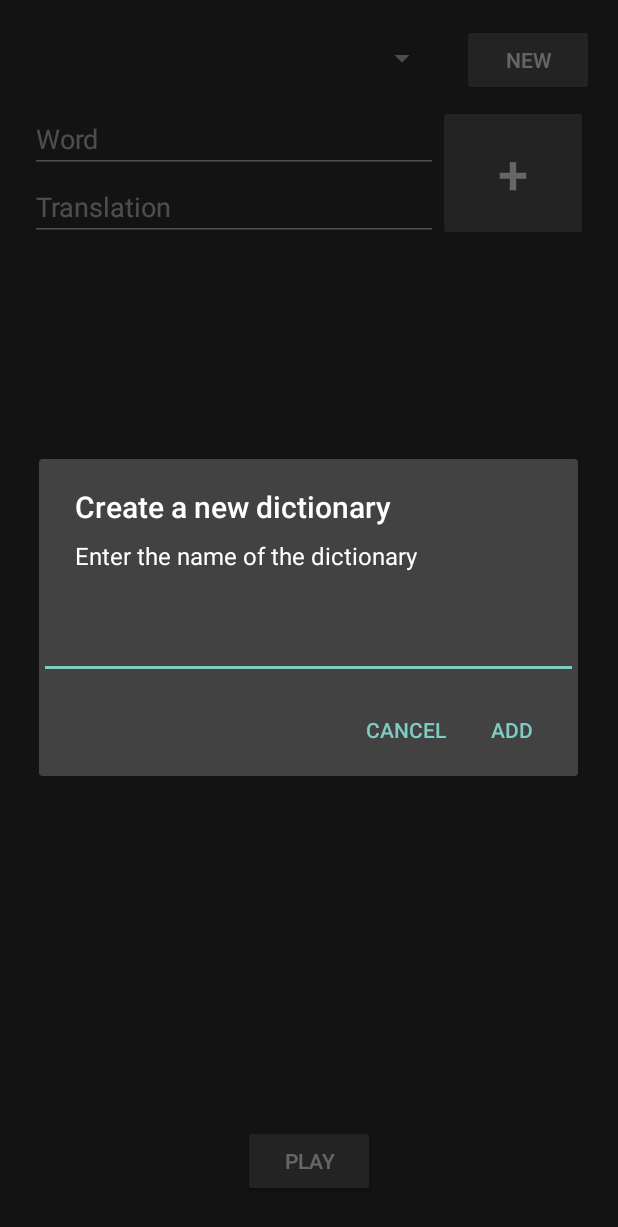
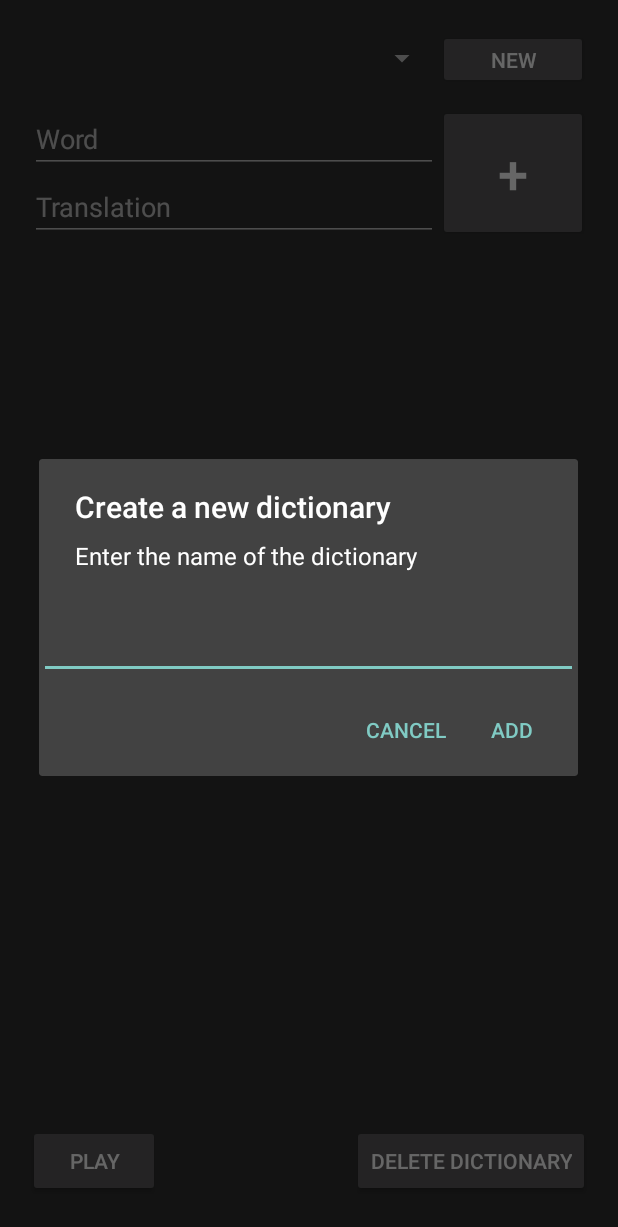
Before and after one commit to tomasmin/Vocab-Quiz, an Android app: the MyVocabActivity screen opened directly, with no data from a screen before it, on a phone screen of 412 x 824 dp. Shown: the top 1227 px of the screen. Run offline under Robolectric (Android 15) with nearby library versions, the phone set to English and light mode, and no system bars; our stand-ins replace Firebase (no records; nobody signed in at launch, a user with empty details on screens opened directly).

Commit message:
my vocab update

```diff
--- a/app/src/main/res/layout/activity_my_vocab.xml
+++ b/app/src/main/res/layout/activity_my_vocab.xml
@@ -82,11 +82,12 @@
 
     <Button
         android:id="@+id/newDictButton"
-        android:layout_width="wrap_content"
-        android:layout_height="wrap_content"
-        android:layout_marginTop="16dp"
+        android:layout_width="100dp"
+        android:layout_height="39dp"
+        android:layout_marginTop="20dp"
         android:text="New"
         app:layout_constraintEnd_toEndOf="parent"
+        app:layout_constraintHorizontal_bias="0.0"
         app:layout_constraintStart_toEndOf="@+id/spinner"
         app:layout_constraintTop_toTopOf="parent" />
 
@@ -96,7 +97,18 @@
         android:layout_height="wrap_content"
         android:text="Play"
         app:layout_constraintBottom_toBottomOf="parent"
-        app:layout_constraintEnd_toEndOf="parent"
+        app:layout_constraintEnd_toStartOf="@+id/deleteDictButton"
         app:layout_constraintStart_toStartOf="parent"
         app:layout_constraintTop_toBottomOf="@+id/list_recycler_view" />
+
+    <Button
+        android:id="@+id/deleteDictButton"
+        android:layout_width="wrap_content"
+        android:layout_height="wrap_content"
+        android:layout_marginStart="109dp"
+        android:text="Delete Dictionary"
+        app:layout_constraintBottom_toBottomOf="parent"
+        app:layout_constraintEnd_toEndOf="parent"
+        app:layout_constraintStart_toEndOf="@+id/myPlayButton"
+        app:layout_constraintTop_toBottomOf="@+id/list_recycler_view" />
 </androidx.constraintlayout.widget.ConstraintLayout>
--- a/app/src/main/res/layout/activity_play.xml
+++ b/app/src/main/res/layout/activity_play.xml
@@ -15,7 +15,6 @@
         android:layout_marginTop="12dp"
         android:layout_marginEnd="50dp"
         android:background="@drawable/gradientlight"
-        android:text="option C"
         android:textColor="#FFC107"
         app:layout_constraintBottom_toBottomOf="parent"
         app:layout_constraintEnd_toEndOf="parent"
@@ -31,7 +30,6 @@
         android:autoSizeMaxTextSize="30sp"
         android:autoSizeMinTextSize="10sp"
         android:autoSizeTextType="uniform"
-        android:text="Question?"
         android:textAlignment="center"
         android:textColor="#FFC107"
         android:textSize="30sp"
@@ -48,7 +46,6 @@
         android:layout_marginStart="50dp"
         android:layout_marginEnd="50dp"
         android:background="@drawable/gradientlight"
-        android:text="option A"
         android:textColor="#FFC107"
         app:layout_constraintBottom_toBottomOf="parent"
         app:layout_constraintEnd_toEndOf="parent"
@@ -65,7 +62,6 @@
         android:layout_marginTop="12dp"
         android:layout_marginEnd="50dp"
         android:background="@drawable/gradientlight"
-        android:text="option B"
         android:textColor="#FFC107"
         app:layout_constraintBottom_toBottomOf="parent"
         app:layout_constraintEnd_toEndOf="parent"
@@ -81,7 +77,6 @@
         android:layout_marginTop="12dp"
         android:layout_marginEnd="50dp"
         android:background="@drawable/gradientlight"
-        android:text="option D"
         android:textColor="#FFC107"
         app:layout_constraintBottom_toBottomOf="parent"
         app:layout_constraintEnd_toEndOf="parent"
```
Also changed, not shown: app/src/main/java/com/tomas/vocabquiztest/MyVocabActivity.kt (+70 -12 lines), app/src/main/java/com/tomas/vocabquiztest/PlayActivity.kt (+9 -7 lines).
